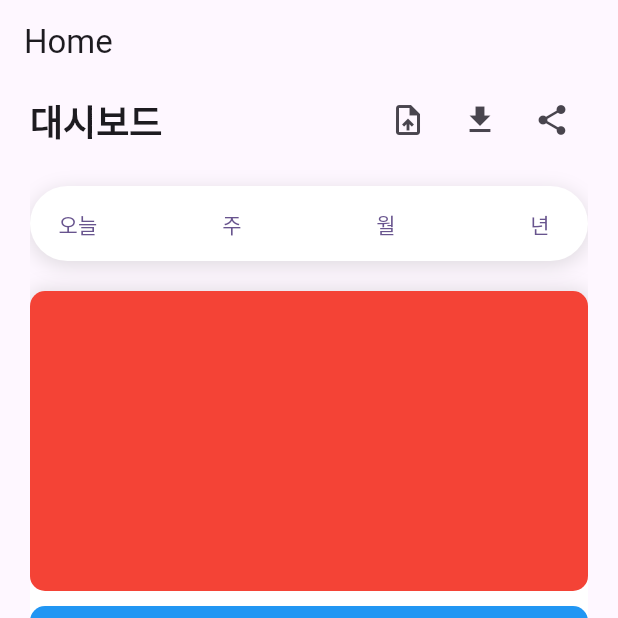
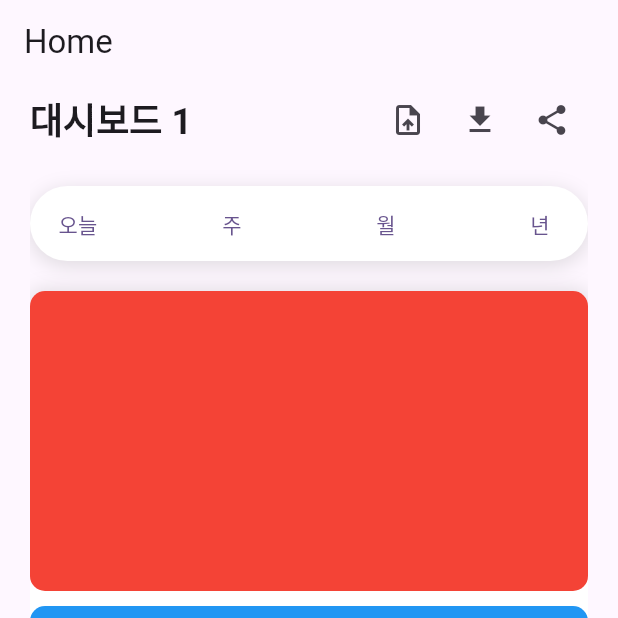
Before and after one commit to J1NWAN/url_check, a Flutter app: the screen it shows after launch, on a phone screen of 412 x 824 dp, the top half of it. Run offline on Flutter 3.47's test engine with Material 3 defaults, Android fonts, the phone set to English and light mode, and no system bars; our stand-ins replace flutter_riverpod, riverpod_annotation; generated files the repository leaves out were written again.

Commit message:
feat: Home 화면 PageController 추가
- RiverPod 사용

```diff
--- a/lib/features/home/view/dashboard_screen.dart
+++ b/lib/features/home/view/dashboard_screen.dart
@@ -1,7 +1,8 @@
 import 'package:flutter/material.dart';
 
 class DashboardScreen extends StatelessWidget {
-  const DashboardScreen({super.key});
+  final int index;
+  const DashboardScreen({super.key, required this.index});
 
   @override
   Widget build(BuildContext context) {
@@ -10,7 +11,7 @@ class DashboardScreen extends StatelessWidget {
         Row(
           mainAxisAlignment: MainAxisAlignment.spaceBetween,
           children: [
-            Text('대시보드', style: Theme.of(context).textTheme.displaySmall),
+            Text('대시보드 ${index + 1}', style: Theme.of(context).textTheme.displaySmall),
             Row(
               children: [
                 IconButton(onPressed: () {}, icon: const Icon(Icons.upload_file_outlined)),
--- a/lib/features/home/view/home_screen.dart
+++ b/lib/features/home/view/home_screen.dart
@@ -1,11 +1,15 @@
 import 'package:flutter/material.dart';
+import 'package:flutter_riverpod/flutter_riverpod.dart';
 import 'package:url_check/features/home/view/dashboard_screen.dart';
+import 'package:url_check/features/home/viewmodel/home_view_model.dart';
 
-class HomeScreen extends StatelessWidget {
+class HomeScreen extends ConsumerWidget {
   const HomeScreen({super.key});
 
   @override
-  Widget build(BuildContext context) {
+  Widget build(BuildContext context, WidgetRef ref) {
+    final viewModel = ref.watch(homeViewModelProvider);
+
     return Scaffold(
       appBar: AppBar(title: const Text('Home')),
       body: SizedBox.expand(
@@ -13,10 +17,14 @@ class HomeScreen extends StatelessWidget {
           padding: const EdgeInsets.symmetric(horizontal: 20),
           child: PageView(
             scrollDirection: Axis.vertical,
-            children: const [
-              DashboardScreen(),
-              DashboardScreen(),
-              DashboardScreen(),
+            controller: viewModel.pageController,
+            onPageChanged: (page) {
+              ref.read(homeViewModelProvider.notifier).onPageChanged(page);
+            },
+            children: [
+              DashboardScreen(index: viewModel.currentPage),
+              DashboardScreen(index: viewModel.currentPage),
+              DashboardScreen(index: viewModel.currentPage),
             ],
           ),
         ),
```
Also changed, not shown: lib/features/home/viewmodel/home_view_model.dart (added, +37 -0 lines).
